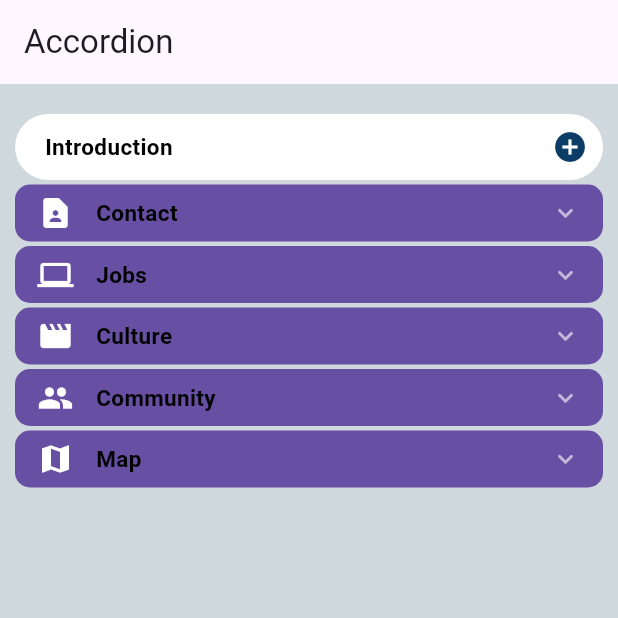
After one commit to piush-terminalwitchcraft/Dhatnoon-frontend, a Flutter app: the screen it shows after launch, on a phone screen of 412 x 824 dp, the top half of it. The commit adds this screen. Run offline on Flutter 3.47's test engine with Material 2 defaults, Android fonts, the phone set to English and light mode, and no system bars; drawn by our look-alikes of accordion; our stand-ins replace animate_do, get, tab_indicator_styler, visibility_detector; missing offline and left inert: bouncy_widget, curved_drawer_fork, day_night_time_picker, simple_animated_icon.

Commit message:
accordion updated

```diff
--- a/lib/main.dart
+++ b/lib/main.dart
@@ -2,6 +2,7 @@ import 'package:components/screens/login.dart';
 import 'package:components/screens/signup.dart';
 import 'package:components/screens/splash.dart';
 import 'package:components/utils/drawer.dart';
+import 'package:components/utils/smart_accordion.dart';
 import 'package:components/utils/tabBar.dart';
 import 'package:components/utils/timepicker.dart';
 import 'package:flutter/material.dart';
@@ -17,10 +18,10 @@ class MyApp extends StatelessWidget {
       title: 'Dhatnoon',
       debugShowCheckedModeBanner: false,
       theme: ThemeData(
-        // useMaterial3: true,
-        // primarySwatch: Colors.blue,
+        useMaterial3: true,
+        primarySwatch: Colors.purple,
       ),
-      home: MyHomePage(title: "nothing",)
+      home: AccordionPage()
     );
   }
 }
--- /dev/null
+++ b/lib/utils/smart_accordion.dart
@@ -0,0 +1,159 @@
+import 'package:accordion/accordion.dart';
+import 'package:accordion/controllers.dart';
+import 'package:flutter/material.dart';
+import 'package:get/get.dart';
+import 'dart:async';
+
+class AccordionPage extends StatefulWidget //__
+{
+  const AccordionPage({Key? key}) : super(key: key);
+
+  @override
+  State<AccordionPage> createState() => _AccordionPageState();
+}
+
+class _AccordionPageState extends State<AccordionPage> {
+  final _headerStyle = const TextStyle(
+      color: Color.fromARGB(255, 0, 0, 0),
+      fontSize: 15,
+      fontWeight: FontWeight.bold);
+
+  final _contentStyleHeader = const TextStyle(
+      color: Color.fromARGB(255, 0, 0, 0),
+      fontSize: 14,
+      fontWeight: FontWeight.w700);
+
+  final _contentStyle = const TextStyle(
+      color: Color.fromARGB(255, 0, 0, 0),
+      fontSize: 14,
+      fontWeight: FontWeight.normal);
+
+  final _loremIpsum =
+      '''Lorem ipsum is typically a corrupted version of 'De finibus bonorum et malorum', a 1st century BC text by the Roman statesman and philosopher Cicero, with words altered, added, and removed to make it nonsensical and improper Latin.Lorem ipsum is typically a corrupted version of 'De finibus bonorum et malorum', a 1st century BC text by the Roman statesman and philosopher Cicero, with words altered, added, and removed to make it nonsensical and improper Latin.''';
+
+  @override
+  build(context) {
+    return Scaffold(
+      backgroundColor: Colors.blueGrey[100],
+      appBar: AppBar(
+        title: const Text('Accordion'),
+      ),
+      body: Accordion(
+        maxOpenSections: 1,
+        headerBackgroundColorOpened: Colors.black54,
+        headerPadding: const EdgeInsets.symmetric(vertical: 7, horizontal: 15),
+        sectionOpeningHapticFeedback: SectionHapticFeedback.heavy,
+        sectionClosingHapticFeedback: SectionHapticFeedback.light,
+        children: [
+          AccordionSection(
+            onOpenSection: () => Get.to(AlignedPos(), transition: Transition.noTransition, duration: Duration(milliseconds: 1)),
+            headerPadding: EdgeInsets.fromLTRB(20, 10, 10, 10),
+            rightIcon: Icon(
+              Icons.add_circle,
+              color: Color.fromARGB(255, 11, 61, 102),
+            ),
+            headerBorderRadius: 25,
+            isOpen: false,
+            // leftIcon: const Icon(Icons.insights_rounded, color: Colors.white),
+            headerBackgroundColor: Colors.white,
+            headerBackgroundColorOpened: Colors.white,
+            header: Text('Introduction', style: _headerStyle),
+            content: Text(_loremIpsum, style: _contentStyle),
+            contentHorizontalPadding: 20,
+            contentBorderWidth: 1,
+            contentBorderColor: Colors.white,
+            contentBorderRadius: 25,
+            onCloseSection: () => print('onCloseSection ...'),
+          ),
+          AccordionSection(
+            isOpen: false,
+            leftIcon: const Icon(Icons.contact_page, color: Colors.white),
+            header: Text('Contact', style: _headerStyle),
+            content: Wrap(
+              children: List.generate(
+                  30,
+                  (index) => const Icon(Icons.contact_page,
+                      size: 30, color: Color(0xff999999))),
+            ),
+          ),
+          AccordionSection(
+            isOpen: false,
+            leftIcon: const Icon(Icons.computer, color: Colors.white),
+            header: Text('Jobs', style: _headerStyle),
+            content:
+                const Icon(Icons.computer, size: 200, color: Color(0xff999999)),
+          ),
+          AccordionSection(
+            isOpen: false,
+            leftIcon: const Icon(Icons.movie, color: Colors.white),
+            header: Text('Culture', style: _headerStyle),
+            content:
+                const Icon(Icons.movie, size: 200, color: Color(0xff999999)),
+          ),
+          AccordionSection(
+            isOpen: false,
+            leftIcon: const Icon(Icons.people, color: Colors.white),
+            header: Text('Community', style: _headerStyle),
+            content:
+                const Icon(Icons.people, size: 200, color: Color(0xff999999)),
+          ),
+          AccordionSection(
+            isOpen: false,
+            leftIcon: const Icon(Icons.map, color: Colors.white),
+            header: Text('Map', style: _headerStyle),
+            content: const Icon(Icons.map, size: 200, color: Color(0xff999999)),
+          ),
+        ],
+      ),
+    );
+  }
+}
+
+class AlignedPos extends StatelessWidget {
+  const AlignedPos({Key? key}) : super(key: key);
+
+   final _headerStyle = const TextStyle(
+      color: Color.fromARGB(255, 0, 0, 0),
+      fontSize: 15,
+      fontWeight: FontWeight.bold);
+
+  final _contentStyle = const TextStyle(
+      color: Color.fromARGB(255, 0, 0, 0),
+      fontSize: 14,
+      fontWeight: FontWeight.normal);
+
+  final _loremIpsum =
+      '''Lorem ipsum is typically a corrupted version of 'De finibus bonorum et malorum', a 1st century BC text by the Roman statesman and philosopher Cicero, with words altered, added, and removed to make it nonsensical and improper Latin.Lorem ipsum is typically a corrupted version of 'De finibus bonorum et malorum', a 1st century BC text by the Roman statesman and philosopher Cicero, with words altered, added, and removed to make it nonsensical and improper Latin.''';
+
+  @override
+  Widget build(BuildContext context) {
+    return Scaffold(
+      body: Center(
+        child: Accordion(
+          sectionOpeningHapticFeedback: SectionHapticFeedback.heavy,
+        sectionClosingHapticFeedback: SectionHapticFeedback.light,
+          children: [
+            AccordionSection(
+              headerPadding: EdgeInsets.fromLTRB(20, 10, 10, 10),
+              rightIcon: Icon(
+                Icons.add_circle,
+                color: Color.fromARGB(255, 11, 61, 102),
+              ),
+              headerBorderRadius: 25,
+              isOpen: true,
+              headerBackgroundColor: Colors.white,
+              headerBackgroundColorOpened: Colors.white,
+              header: Text('Introduction', style: _headerStyle),
+              content: Text(_loremIpsum, style: _contentStyle),
+              contentHorizontalPadding: 20,
+              contentBorderWidth: 1,
+              contentBorderColor: Colors.white,
+              contentBorderRadius: 25,
+              onCloseSection: () =>  Future.delayed(Duration(milliseconds: 200), ()=>Get.off(AccordionPage(), transition: Transition.noTransition, duration: Duration(milliseconds: 1))),
+            ),
+          ],
+        ),
+      ),
+    );
+  }
+}
--- a/pubspec.yaml
+++ b/pubspec.yaml
@@ -41,6 +41,8 @@ dependencies:
   visibility_detector: ^0.3.3
   tab_indicator_styler: ^2.0.0
   simple_animated_icon: ^1.1.0
+  bouncy_widget: ^2.0.1
+  accordion: ^2.4.0
 
 dev_dependencies:
   flutter_test:
```
Also changed, not shown: lib/screens/signup.dart (+22 -11 lines), lib/screens/splash.dart (+10 -3 lines), lib/utils/tabBar.dart (+22 -7 lines), pubspec.lock.
